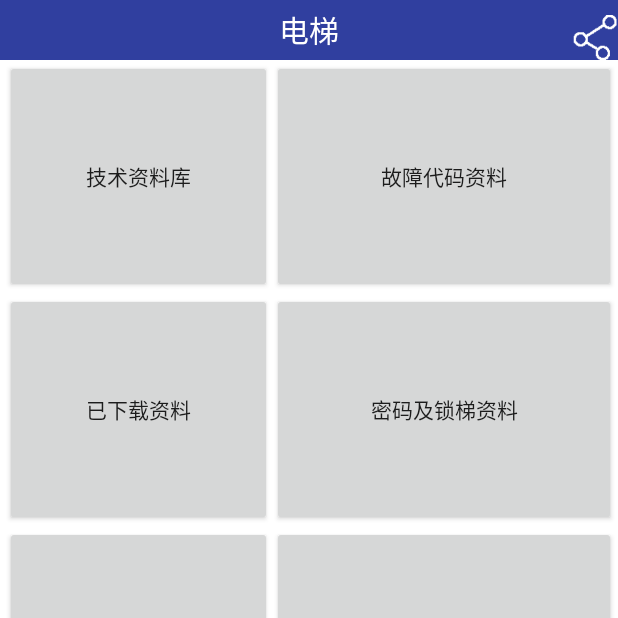
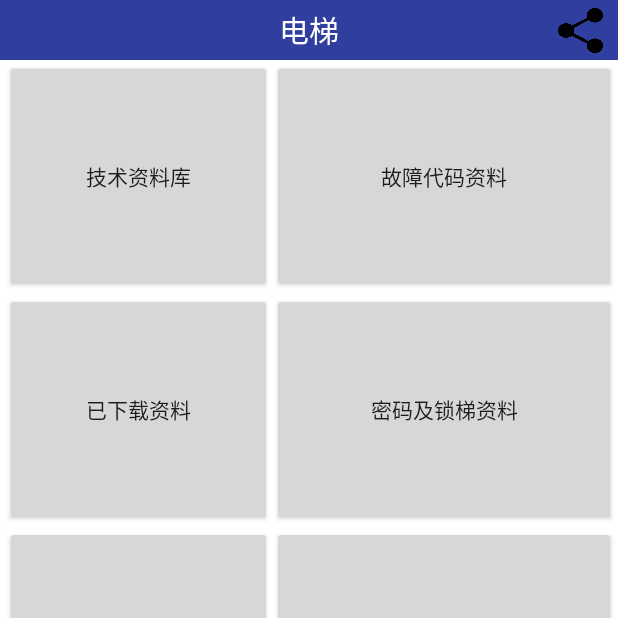
Before and after one commit to iEasier/easier, an Android app: the screen it shows after launch (MainActivity), on a phone screen of 412 x 824 dp, the top half of it. Run offline under Robolectric (Android 15) with nearby library versions, the phone set to English and light mode, and no system bars.

Commit message:
提交代码

```diff
--- a/app/src/main/res/layout/topbar_main.xml
+++ b/app/src/main/res/layout/topbar_main.xml
@@ -55,7 +55,8 @@
             android:layout_alignParentRight="true"
             android:background="@drawable/share"
             android:onClick="onClick"
-            android:layout_marginTop="10dp"
+            android:layout_marginTop="5dp"
+            android:layout_marginRight="10dp"
             android:textColor="#ffffffff"
             android:visibility="invisible" />
 
```
Also changed, not shown: app/src/main/res/drawable/share.png.
